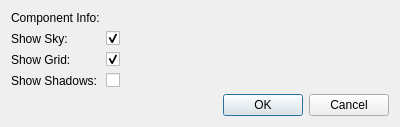
Qt form studio/include/tesseract_qt/studio/plugins/render/studio_render_config_dialog.ui (tesseract-robotics/tesseract_qt) before a commit.
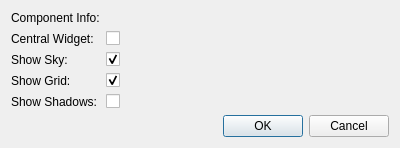
The same form after that commit. Custom widgets are drawn as their Qt base class.

Patch:
```diff
--- a/studio/include/tesseract_qt/studio/plugins/render/studio_render_config_dialog.ui
+++ b/studio/include/tesseract_qt/studio/plugins/render/studio_render_config_dialog.ui
@@ -7,7 +7,7 @@
     <x>0</x>
     <y>0</y>
     <width>400</width>
-    <height>125</height>
+    <height>146</height>
    </rect>
   </property>
   <property name="windowTitle">
@@ -17,31 +17,14 @@
    <item row="0" column="1">
     <widget class="tesseract_gui::ComponentInfoWidget" name="component_info_widget" native="true"/>
    </item>
-   <item row="1" column="0">
-    <widget class="QLabel" name="sky_label">
-     <property name="text">
-      <string>Show Sky:</string>
-     </property>
-    </widget>
-   </item>
-   <item row="1" column="1">
-    <widget class="QCheckBox" name="sky_check_box">
-     <property name="text">
-      <string/>
-     </property>
-     <property name="checked">
-      <bool>true</bool>
-     </property>
-    </widget>
-   </item>
-   <item row="2" column="0">
+   <item row="3" column="0">
     <widget class="QLabel" name="grid_label">
      <property name="text">
       <string>Show Grid:</string>
      </property>
     </widget>
    </item>
-   <item row="2" column="1">
+   <item row="3" column="1">
     <widget class="QCheckBox" name="grid_check_box">
      <property name="text">
       <string/>
@@ -58,21 +41,21 @@
      </property>
     </widget>
    </item>
-   <item row="3" column="0">
-    <widget class="QLabel" name="label_4">
+   <item row="4" column="0">
+    <widget class="QLabel" name="shadows_label">
      <property name="text">
       <string>Show Shadows:</string>
      </property>
     </widget>
    </item>
-   <item row="3" column="1">
-    <widget class="QCheckBox" name="shadows_check_box">
-     <property name="text">
-      <string/>
-     </property>
-    </widget>
-   </item>
    <item row="4" column="1">
+    <widget class="QCheckBox" name="shadows_check_box">
+     <property name="text">
+      <string/>
+     </property>
+    </widget>
+   </item>
+   <item row="5" column="1">
     <widget class="QDialogButtonBox" name="buttonBox">
      <property name="orientation">
       <enum>Qt::Horizontal</enum>
@@ -82,6 +65,37 @@
      </property>
     </widget>
    </item>
+   <item row="2" column="0">
+    <widget class="QLabel" name="sky_label">
+     <property name="text">
+      <string>Show Sky:</string>
+     </property>
+    </widget>
+   </item>
+   <item row="2" column="1">
+    <widget class="QCheckBox" name="sky_check_box">
+     <property name="text">
+      <string/>
+     </property>
+     <property name="checked">
+      <bool>true</bool>
+     </property>
+    </widget>
+   </item>
+   <item row="1" column="1">
+    <widget class="QCheckBox" name="central_widget_check_box">
+     <property name="text">
+      <string/>
+     </property>
+    </widget>
+   </item>
+   <item row="1" column="0">
+    <widget class="QLabel" name="central_widget_label">
+     <property name="text">
+      <string>Central Widget:</string>
+     </property>
+    </widget>
+   </item>
   </layout>
  </widget>
  <customwidgets>
```
